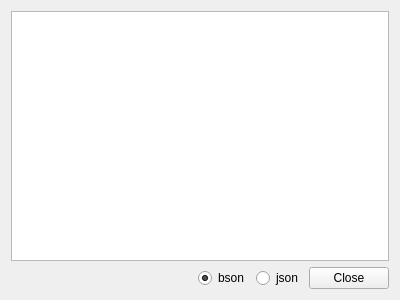
This is qml/view.ui in naponmeka/monger as Qt 5 draws it before an edit. The edited form follows.
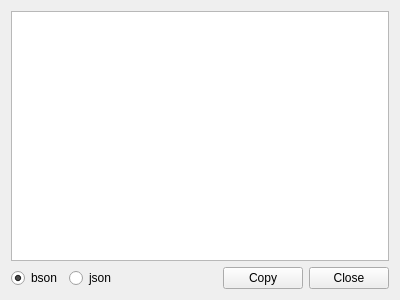
This is the edited form.

Commit message: Copy to Clipboard

Diff of the .ui file:
```diff
--- a/qml/view.ui
+++ b/qml/view.ui
@@ -26,6 +26,23 @@
    </item>
    <item>
     <layout class="QHBoxLayout" name="horizontalLayout">
+     <item>
+      <widget class="QRadioButton" name="bsonRadioButton">
+       <property name="text">
+        <string>bson</string>
+       </property>
+       <property name="checked">
+        <bool>true</bool>
+       </property>
+      </widget>
+     </item>
+     <item>
+      <widget class="QRadioButton" name="jsonRadioButton">
+       <property name="text">
+        <string>json</string>
+       </property>
+      </widget>
+     </item>
      <item>
       <spacer name="horizontalSpacer">
        <property name="orientation">
@@ -40,19 +57,9 @@
       </spacer>
      </item>
      <item>
-      <widget class="QRadioButton" name="bsonRadioButton">
+      <widget class="QPushButton" name="copyBtn">
        <property name="text">
-        <string>bson</string>
-       </property>
-       <property name="checked">
-        <bool>true</bool>
-       </property>
-      </widget>
-     </item>
-     <item>
-      <widget class="QRadioButton" name="jsonRadioButton">
-       <property name="text">
-        <string>json</string>
+        <string>Copy</string>
        </property>
       </widget>
      </item>
```
The commit also changes 6 other files.
